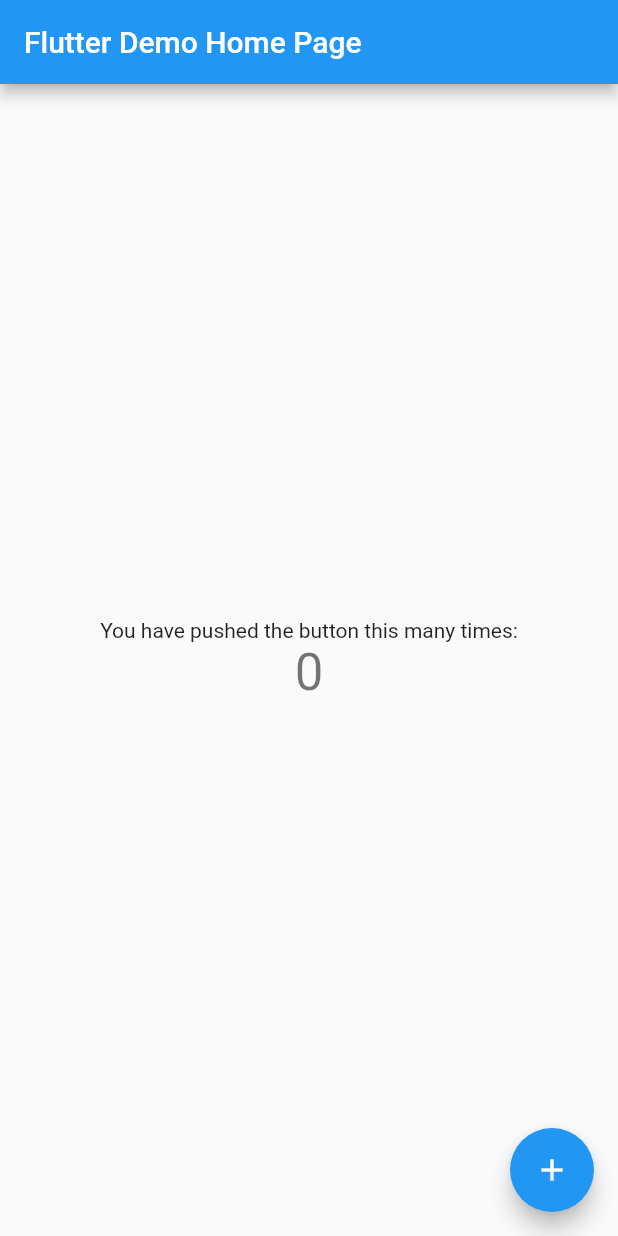
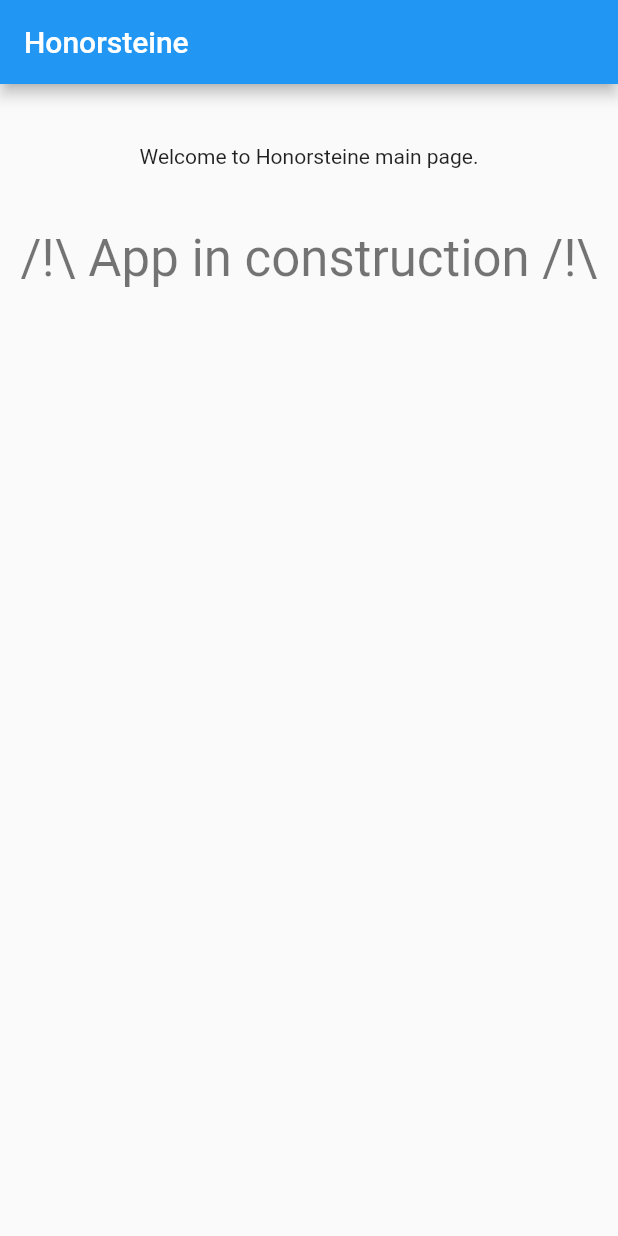
Before and after one commit to xXManntXx/honorsteine, a Flutter app: the screen it shows after launch, on a phone screen of 412 x 824 dp. Run offline on Flutter 3.47's test engine with Material 2 defaults, Android fonts, the phone set to English and light mode, and no system bars.

Commit message:
App root

```diff
--- /dev/null
+++ b/lib/homepage.dart
@@ -0,0 +1,39 @@
+import 'package:flutter/material.dart';
+
+class MyHomePage extends StatefulWidget {
+  const MyHomePage({super.key, required this.title});
+
+  final String title;
+
+  @override
+  State<MyHomePage> createState() => _MyHomePageState();
+}
+
+class _MyHomePageState extends State<MyHomePage> {
+
+  @override
+  Widget build(BuildContext context) {
+    return Scaffold(
+      appBar: AppBar(
+        title: Text(widget.title),
+      ),
+      body: Center(
+        child: Column(
+          mainAxisAlignment: MainAxisAlignment.start,
+          children: <Widget>[
+            Padding(
+              padding: const EdgeInsets.all(40.0),
+              child: const Text(
+                'Welcome to Honorsteine main page.',
+              ),
+            ),
+            Text(
+              '/!\\ App in construction /!\\',
+              style: Theme.of(context).textTheme.headlineMedium,
+            ),
+          ],
+        ),
+      ),
+    );
+  }
+}
--- a/lib/main.dart
+++ b/lib/main.dart
@@ -1,4 +1,5 @@
 import 'package:flutter/material.dart';
+import 'package:honorsteine/homepage.dart';
 
 void main() {
   runApp(const MyApp());
@@ -11,7 +12,7 @@
   @override
   Widget build(BuildContext context) {
     return MaterialApp(
-      title: 'Flutter Demo',
+      title: 'Honorsteine',
       theme: ThemeData(
         // This is the theme of your application.
         //
@@ -24,92 +25,7 @@
         // is not restarted.
         primarySwatch: Colors.blue,
       ),
-      home: const MyHomePage(title: 'Flutter Demo Home Page'),
+      home: const MyHomePage(title: 'Honorsteine'),
     );
   }
 }
-
-class MyHomePage extends StatefulWidget {
-  const MyHomePage({super.key, required this.title});
-
-  // This widget is the home page of your application. It is stateful, meaning
-  // that it has a State object (defined below) that contains fields that affect
-  // how it looks.
-
-  // This class is the configuration for the state. It holds the values (in this
-  // case the title) provided by the parent (in this case the App widget) and
-  // used by the build method of the State. Fields in a Widget subclass are
-  // always marked "final".
-
-  final String title;
-
-  @override
-  State<MyHomePage> createState() => _MyHomePageState();
-}
-
-class _MyHomePageState extends State<MyHomePage> {
-  int _counter = 0;
-
-  void _incrementCounter() {
-    setState(() {
-      // This call to setState tells the Flutter framework that something has
-      // changed in this State, which causes it to rerun the build method below
-      // so that the display can reflect the updated values. If we changed
-      // _counter without calling setState(), then the build method would not be
-      // called again, and so nothing would appear to happen.
-      _counter++;
-    });
-  }
-
-  @override
-  Widget build(BuildContext context) {
-    // This method is rerun every time setState is called, for instance as done
-    // by the _incrementCounter method above.
-    //
-    // The Flutter framework has been optimized to make rerunning build methods
-    // fast, so that you can just rebuild anything that needs updating rather
-    // than having to individually change instances of widgets.
-    return Scaffold(
-      appBar: AppBar(
-        // Here we take the value from the MyHomePage object that was created by
-        // the App.build method, and use it to set our appbar title.
-        title: Text(widget.title),
-      ),
-      body: Center(
-        // Center is a layout widget. It takes a single child and positions it
-        // in the middle of the parent.
-        child: Column(
-          // Column is also a layout widget. It takes a list of children and
-          // arranges them vertically. By default, it sizes itself to fit its
-          // children horizontally, and tries to be as tall as its parent.
-          //
-          // Invoke "debug painting" (press "p" in the console, choose the
-          // "Toggle Debug Paint" action from the Flutter Inspector in Android
-          // Studio, or the "Toggle Debug Paint" command in Visual Studio Code)
-          // to see the wireframe for each widget.
-          //
-          // Column has various properties to control how it sizes itself and
-          // how it positions its children. Here we use mainAxisAlignment to
-          // center the children vertically; the main axis here is the vertical
-          // axis because Columns are vertical (the cross axis would be
-          // horizontal).
-          mainAxisAlignment: MainAxisAlignment.center,
-          children: <Widget>[
-            const Text(
-              'You have pushed the button this many times:',
-            ),
-            Text(
-              '$_counter',
-              style: Theme.of(context).textTheme.headlineMedium,
-            ),
-          ],
-        ),
-      ),
-      floatingActionButton: FloatingActionButton(
-        onPressed: _incrementCounter,
-        tooltip: 'Increment',
-        child: const Icon(Icons.add),
-      ), // This trailing comma makes auto-formatting nicer for build methods.
-    );
-  }
-}
```
